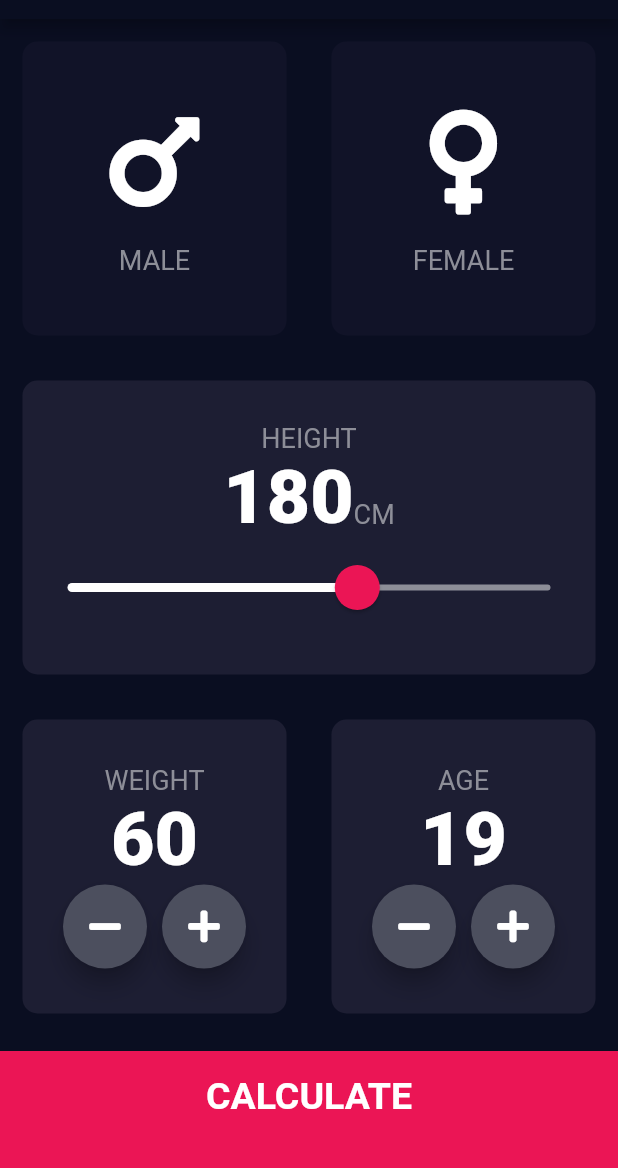
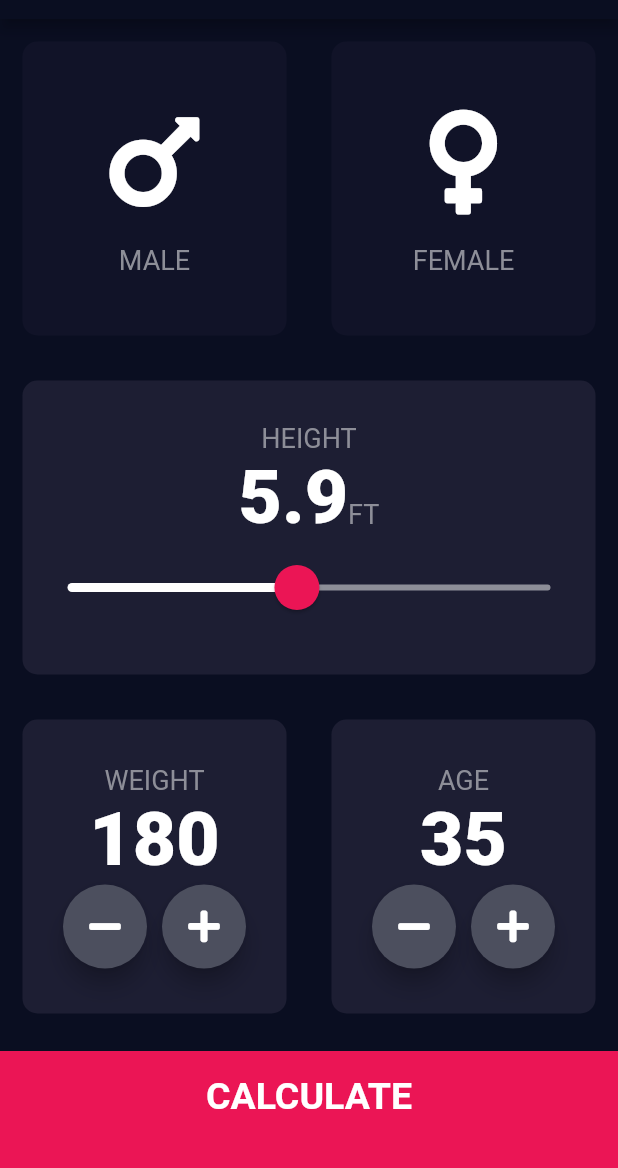
Before and after one commit to dcallahanjr/bmi_calculator, a Flutter app: the screen it shows after launch, on a phone screen of 412 x 824 dp, the part 65-1233 px from its top. Run offline on Flutter 3.47's test engine with Material 2 defaults, Android fonts, the phone set to English and light mode, and no system bars; our stand-ins replace font_awesome_flutter.

Commit message:
Changed Units from Metric to Imperial
Fixed bug due to Counter class which has now been removed.
Updated units and calculations for height in Feet and weight in pounds.
Calculations derived from https://en.wikipedia.org/wiki/Body_mass_index

```diff
--- a/lib/bmi_calculator.dart
+++ b/lib/bmi_calculator.dart
@@ -1,7 +1,7 @@
 import 'dart:math';
 
 class BMICalculator {
-  final int height;
+  final double height;
   final int weight;
 
   double _bmi;
@@ -9,7 +9,15 @@ class BMICalculator {
   BMICalculator({this.height, this.weight});
 
   String calculateBMI() {
-    _bmi = weight / pow(height/100, 2);
+
+    int inches = (height.truncate()*12.0 +
+        ((height * 10.0) - (height.truncate() * 10.0))).ceil();
+
+    _bmi = (weight / pow(inches, 2)) * 703;
+    print(height.toStringAsFixed(1));
+    print(weight.toString());
+    print(inches.toString());
+    print(_bmi.toStringAsFixed(1));
     return _bmi.toStringAsFixed(1);
   }
 
--- a/lib/components/counter.dart
+++ /dev/null
@@ -1,67 +0,0 @@
-import 'package:flutter/material.dart';
-import 'package:font_awesome_flutter/font_awesome_flutter.dart';
-import 'package:bmicalculator/components/round_icon_button.dart';
-import 'package:bmicalculator/constants.dart';
-
-class Counter extends StatefulWidget {
-  final int cardItem;
-  final String cardText;
-
-  Counter({@required this.cardItem, @required this.cardText});
-
-  @override
-  _CounterState createState() => _CounterState(
-    item: cardItem,
-    text: cardText,
-  );
-}
-
-class _CounterState extends State<Counter> {
-  int item;
-  String text;
-
-  _CounterState({@required this.item, @required this.text});
-
-  @override
-  Widget build(BuildContext context) {
-    return Column(
-      mainAxisAlignment: MainAxisAlignment.center,
-      children: <Widget>[
-        Text(
-          text,
-          style: kLabelTextStyle,
-        ),
-        Text(
-          item.toString(),
-          style: kNumberTextStyle,
-        ),
-        Row(
-          mainAxisAlignment: MainAxisAlignment.center,
-          children: <Widget>[
-            RoundIconButton(
-              icon: FontAwesomeIcons.minus,
-              onPressed: () {
-                setState(() {
-                  if (item != 1) {
-                    item--;
-                  }
-                });
-              },
-            ),
-            SizedBox(
-              width: 10,
-            ),
-            RoundIconButton(
-              icon: FontAwesomeIcons.plus,
-              onPressed: () {
-                setState(() {
-                  item++;
-                });
-              },
-            ),
-          ],
-        ),
-      ],
-    );
-  }
-}
--- a/lib/constants.dart
+++ b/lib/constants.dart
@@ -7,8 +7,8 @@ const kBottomContainerHeight = 80.0;
 const kBottomContainerColor = Color(0xFFEB1555);
 const kActiveCardColor = Color(0xFF1D1E33);
 const kInactiveCardColor = Color(0xFF111328);
-const kHeightMin = 120.0;
-const kHeightMax = 220.0;
+const kHeightMin = 4.0;
+const kHeightMax = 8.0;
 
 const kNumberTextStyle = TextStyle(
 fontSize: 50.0,
--- a/lib/screens/input_page.dart
+++ b/lib/screens/input_page.dart
@@ -4,7 +4,7 @@ import 'package:bmicalculator/components/bottom_button.dart';
 import 'package:bmicalculator/components/icon_content.dart';
 import 'package:bmicalculator/components/reusable_card.dart';
 import 'package:bmicalculator/screens/results_page.dart';
-import 'package:bmicalculator/components/counter.dart';
+import 'package:bmicalculator/components/round_icon_button.dart';
 import 'package:bmicalculator/constants.dart';
 import 'package:bmicalculator/bmi_calculator.dart';
 
@@ -17,9 +17,9 @@ class InputPage extends StatefulWidget {
 
 class _InputPageState extends State<InputPage> {
   Gender _selectedGender;
-  int _height = 180;
-  int _weight = 60;
-  int _age = 19;
+  double _height = 5.9;
+  int _weight = 180;
+  int _age = 35;
 
   @override
   Widget build(BuildContext context) {
@@ -85,11 +85,11 @@ class _InputPageState extends State<InputPage> {
                     textBaseline: TextBaseline.alphabetic,
                     children: <Widget>[
                       Text(
-                        _height.toString(),
+                        _height.toStringAsFixed(1),
                         style: kNumberTextStyle,
                       ),
                       Text(
-                        'CM',
+                        'FT',
                         style: kLabelTextStyle,
                       ),
                     ],
@@ -106,14 +106,14 @@ class _InputPageState extends State<InputPage> {
                           RoundSliderOverlayShape(overlayRadius: 30.0),
                     ),
                     child: Slider(
-                      value: _height.toDouble(),
+                      value: _height,
                       min: kHeightMin,
                       max: kHeightMax,
                       //activeColor: Color(0xFFEB1555),
                       //inactiveColor: Color(0xFF8D8E98),
                       onChanged: (double newValue) {
                         setState(() {
-                          _height = newValue.round();
+                          _height = newValue;
                         });
                       },
                     ),
@@ -128,18 +128,88 @@ class _InputPageState extends State<InputPage> {
                 Expanded(
                   child: ReusableCard(
                     color: kActiveCardColor,
-                    cardChild: Counter(
-                      cardItem: _weight,
-                      cardText: 'WEIGHT',
+                    cardChild: Column(
+                      mainAxisAlignment: MainAxisAlignment.center,
+                      children: <Widget>[
+                        Text(
+                          'WEIGHT',
+                          style: kLabelTextStyle,
+                        ),
+                        Text(
+                          _weight.toString(),
+                          style: kNumberTextStyle,
+                        ),
+                        Row(
+                          mainAxisAlignment: MainAxisAlignment.center,
+                          children: <Widget>[
+                            RoundIconButton(
+                              icon: FontAwesomeIcons.minus,
+                              onPressed: () {
+                                setState(() {
+                                  if (_weight != 1) {
+                                    _weight--;
+                                  }
+                                });
+                              },
+                            ),
+                            SizedBox(
+                              width: 10,
+                            ),
+                            RoundIconButton(
+                              icon: FontAwesomeIcons.plus,
+                              onPressed: () {
+                                setState(() {
+                                  _weight++;
+                                });
+                              },
+                            ),
+                          ],
+                        ),
+                      ],
                     ),
                   ),
                 ),
                 Expanded(
                   child: ReusableCard(
                     color: kActiveCardColor,
-                    cardChild: Counter(
-                      cardItem: _age,
-                      cardText: 'AGE',
+                    cardChild: Column(
+                      mainAxisAlignment: MainAxisAlignment.center,
+                      children: <Widget>[
+                        Text(
+                          'AGE',
+                          style: kLabelTextStyle,
+                        ),
+                        Text(
+                          _age.toString(),
+                          style: kNumberTextStyle,
+                        ),
+                        Row(
+                          mainAxisAlignment: MainAxisAlignment.center,
+                          children: <Widget>[
+                            RoundIconButton(
+                              icon: FontAwesomeIcons.minus,
+                              onPressed: () {
+                                setState(() {
+                                  if (_age != 1) {
+                                    _age--;
+                                  }
+                                });
+                              },
+                            ),
+                            SizedBox(
+                              width: 10,
+                            ),
+                            RoundIconButton(
+                              icon: FontAwesomeIcons.plus,
+                              onPressed: () {
+                                setState(() {
+                                  _age++;
+                                });
+                              },
+                            ),
+                          ],
+                        ),
+                      ],
                     ),
                   ),
                 ),
```
